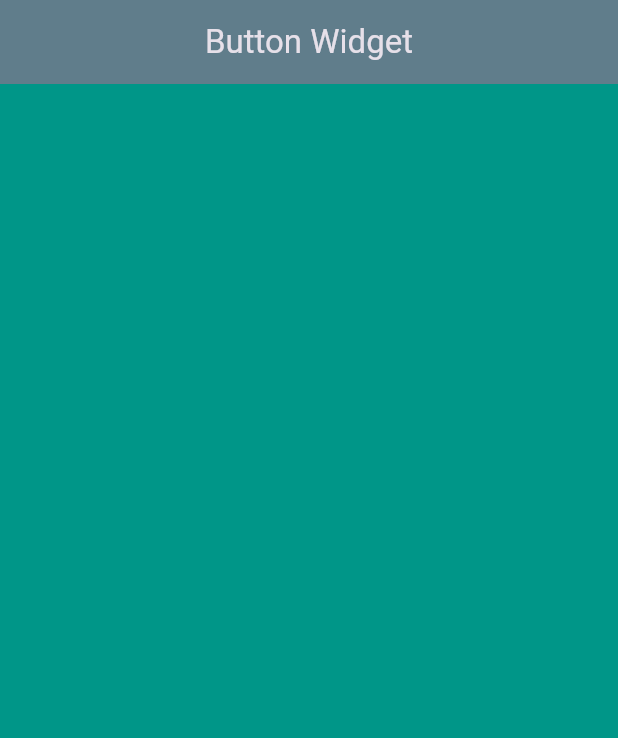
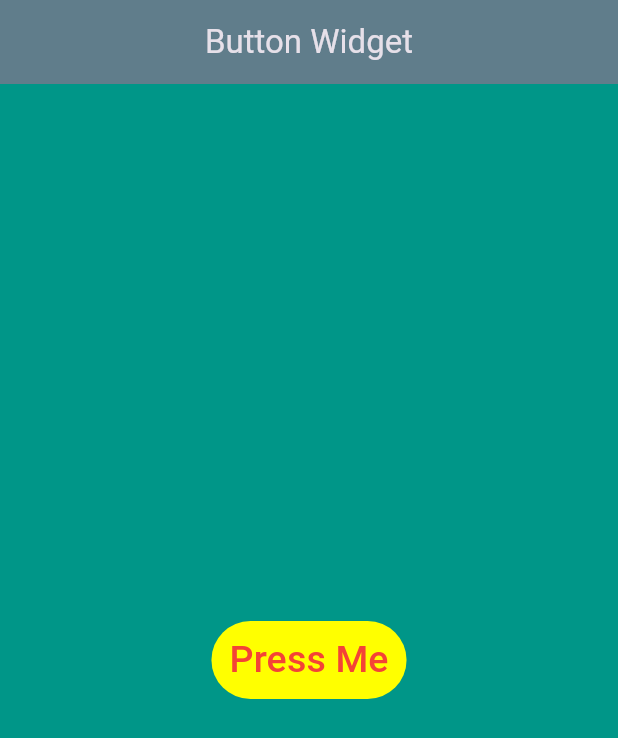
Before and after one commit to DevanshSadhya/Flutter_Basics, a Flutter app: the screen it shows after launch, on a phone screen of 412 x 824 dp. Shown: the top 738 px of the screen. Run offline on Flutter 3.47's test engine with Material 3 defaults, Android fonts, the phone set to English and light mode, and no system bars.

Commit message:
3rd buttons  widgets

```diff
--- a/flutter_basics_appsbuilding/lib/Widgets/buttons.dart
+++ b/flutter_basics_appsbuilding/lib/Widgets/buttons.dart
@@ -11,6 +11,25 @@ class ButtonWidget extends StatelessWidget {
         backgroundColor: Colors.blueGrey,
       ),
       backgroundColor: Colors.teal,
+      body: Center(
+        child: Column(
+          mainAxisAlignment: MainAxisAlignment.center,
+          children: [
+            TextButton(
+              onPressed: (){},
+              child: Text("Press Me",style: TextStyle(
+                fontSize: 25,
+                color: Colors.red,
+              ),),
+              style: ButtonStyle(
+                backgroundColor:WidgetStatePropertyAll(Colors.yellowAccent),
+                elevation:WidgetStatePropertyAll(50),
+                overlayColor: WidgetStatePropertyAll(Colors.grey),
+              ),
+            )
+          ],
+        ),
+      ),
     );
   }
 }
```
